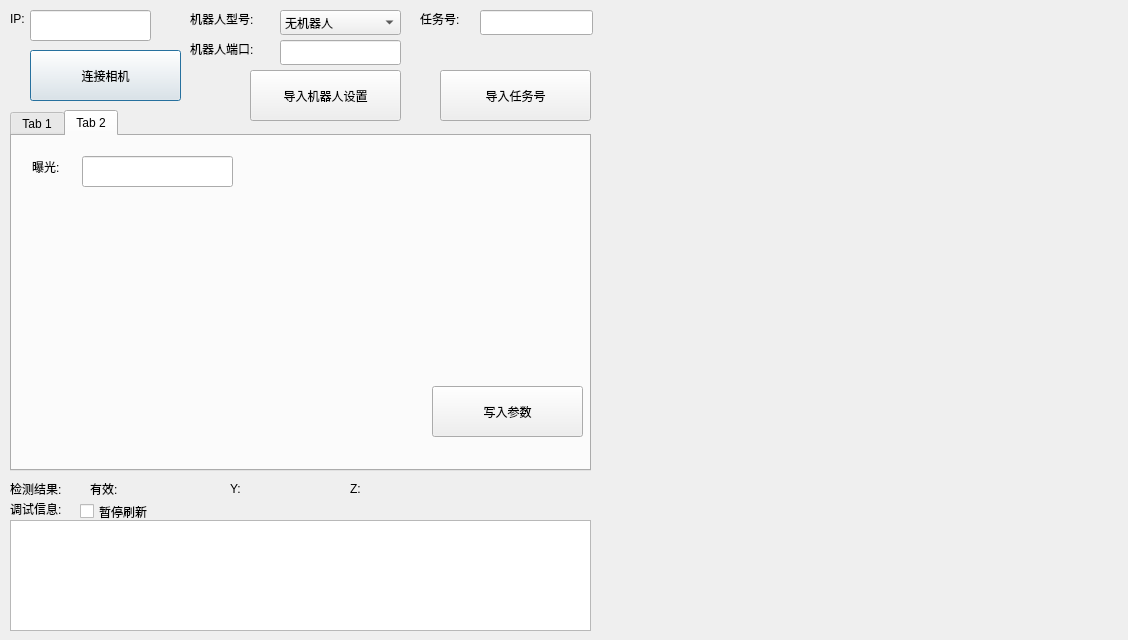
Above: qtmysunnydlg.ui from qubo188612/qtmysunny before the change. Below: the same form after it.
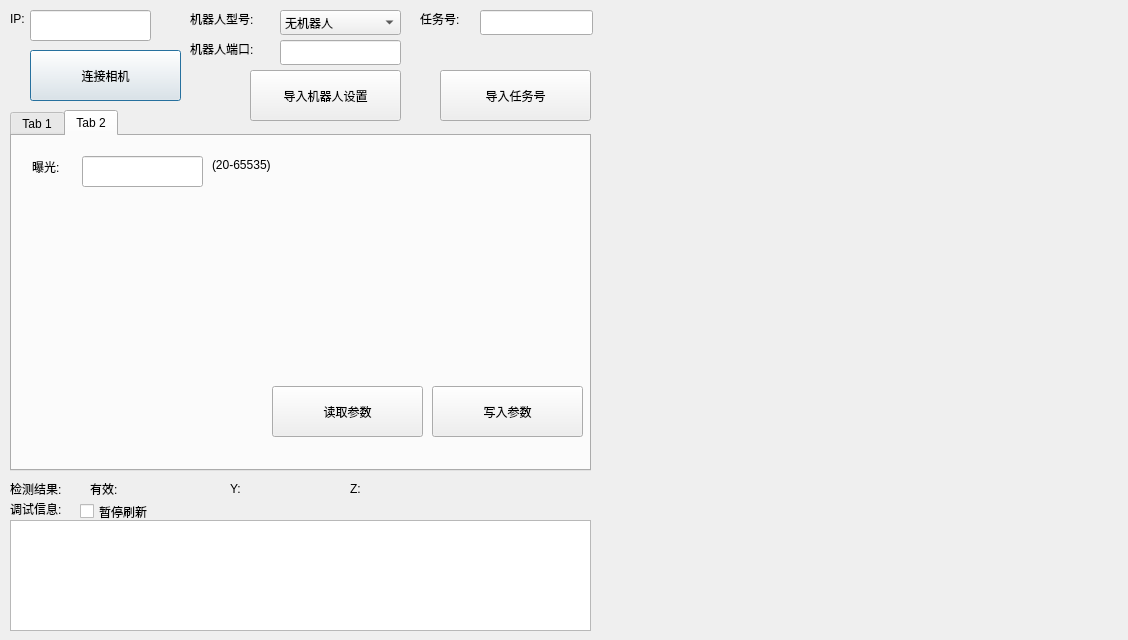
That is the form after the change.

The edit to the form file:
```diff
--- a/qtmysunnydlg.ui
+++ b/qtmysunnydlg.ui
@@ -114,7 +114,7 @@
       <rect>
        <x>70</x>
        <y>20</y>
-       <width>151</width>
+       <width>121</width>
        <height>31</height>
       </rect>
      </property>
@@ -132,6 +132,32 @@
       <string>写入参数</string>
      </property>
     </widget>
+    <widget class="QLabel" name="label_14">
+     <property name="geometry">
+      <rect>
+       <x>200</x>
+       <y>20</y>
+       <width>81</width>
+       <height>17</height>
+      </rect>
+     </property>
+     <property name="text">
+      <string>(20-65535)</string>
+     </property>
+    </widget>
+    <widget class="QPushButton" name="readTab2Btn">
+     <property name="geometry">
+      <rect>
+       <x>260</x>
+       <y>250</y>
+       <width>151</width>
+       <height>51</height>
+      </rect>
+     </property>
+     <property name="text">
+      <string>读取参数</string>
+     </property>
+    </widget>
    </widget>
   </widget>
   <widget class="QTextBrowser" name="record">
```
Left out of the diff: 32 changed lines with no effect on the pictures.
